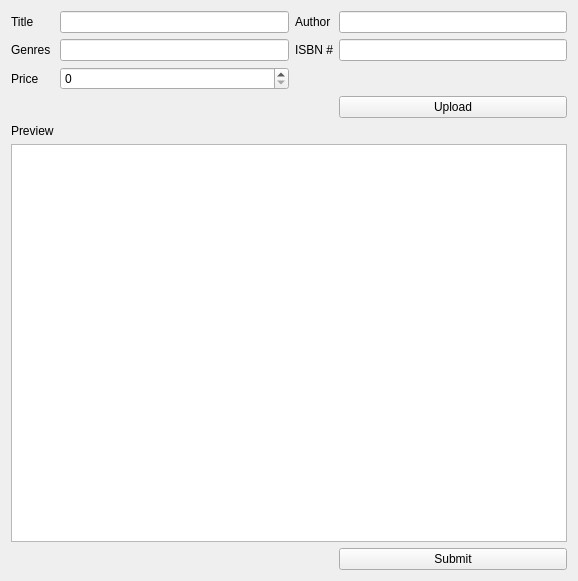
The window that designer/Ui_UploadForm.ui (psuong/P2PBooks) describes before a commit, drawn with Qt 5.
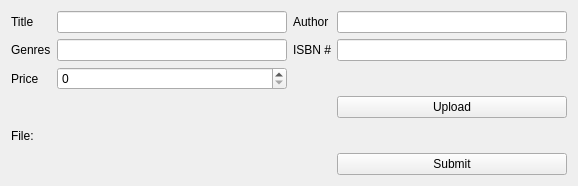
The same window after the commit.

Commit message: Remove preview in upload form and replace with label to show file location

```diff
--- a/designer/Ui_UploadForm.ui
+++ b/designer/Ui_UploadForm.ui
@@ -7,30 +7,31 @@
     <x>0</x>
     <y>0</y>
     <width>578</width>
-    <height>581</height>
+    <height>186</height>
    </rect>
   </property>
   <property name="windowTitle">
    <string>Upload</string>
   </property>
   <layout class="QGridLayout" name="gridLayout">
-   <item row="1" column="1">
-    <widget class="QLineEdit" name="genres_line_edit"/>
+   <item row="1" column="3">
+    <widget class="QLabel" name="label_4">
+     <property name="text">
+      <string>ISBN #</string>
+     </property>
+    </widget>
    </item>
-   <item row="2" column="1">
-    <widget class="QSpinBox" name="price_spin_box">
-     <property name="maximum">
-      <number>9999</number>
+   <item row="5" column="4">
+    <widget class="QPushButton" name="submit_push_button">
+     <property name="text">
+      <string>Submit</string>
      </property>
     </widget>
    </item>
-   <item row="0" column="1">
-    <widget class="QLineEdit" name="title_line_edit"/>
-   </item>
-   <item row="1" column="0">
-    <widget class="QLabel" name="label_3">
+   <item row="0" column="3">
+    <widget class="QLabel" name="label">
      <property name="text">
-      <string>Genres</string>
+      <string>Author</string>
      </property>
     </widget>
    </item>
@@ -48,47 +49,43 @@
      </property>
     </widget>
    </item>
-   <item row="3" column="3">
+   <item row="0" column="2">
+    <widget class="QLineEdit" name="title_line_edit"/>
+   </item>
+   <item row="1" column="0">
+    <widget class="QLabel" name="label_3">
+     <property name="text">
+      <string>Genres</string>
+     </property>
+    </widget>
+   </item>
+   <item row="3" column="4">
     <widget class="QPushButton" name="upload_push_button">
      <property name="text">
       <string>Upload</string>
      </property>
     </widget>
    </item>
-   <item row="5" column="0" colspan="4">
-    <widget class="QTextEdit" name="preview_text_edit"/>
+   <item row="1" column="2">
+    <widget class="QLineEdit" name="genres_line_edit"/>
    </item>
-   <item row="4" column="0">
-    <widget class="QLabel" name="label_6">
-     <property name="text">
-      <string>Preview</string>
+   <item row="2" column="2">
+    <widget class="QSpinBox" name="price_spin_box">
+     <property name="maximum">
+      <number>9999</number>
      </property>
     </widget>
    </item>
-   <item row="0" column="2">
-    <widget class="QLabel" name="label">
-     <property name="text">
-      <string>Author</string>
-     </property>
-    </widget>
-   </item>
-   <item row="0" column="3">
+   <item row="0" column="4">
     <widget class="QLineEdit" name="author_line_edit"/>
    </item>
-   <item row="1" column="3">
+   <item row="1" column="4">
     <widget class="QLineEdit" name="isbn_line_edit"/>
    </item>
-   <item row="1" column="2">
-    <widget class="QLabel" name="label_4">
+   <item row="4" column="0">
+    <widget class="QLabel" name="file_location_label">
      <property name="text">
-      <string>ISBN #</string>
-     </property>
-    </widget>
-   </item>
-   <item row="6" column="3">
-    <widget class="QPushButton" name="submit_push_button">
-     <property name="text">
-      <string>Submit</string>
+      <string>File:</string>
      </property>
     </widget>
    </item>
```
Left out of the diff: 1 changed line with no effect on the pictures. The commit also changes 2 other files.
